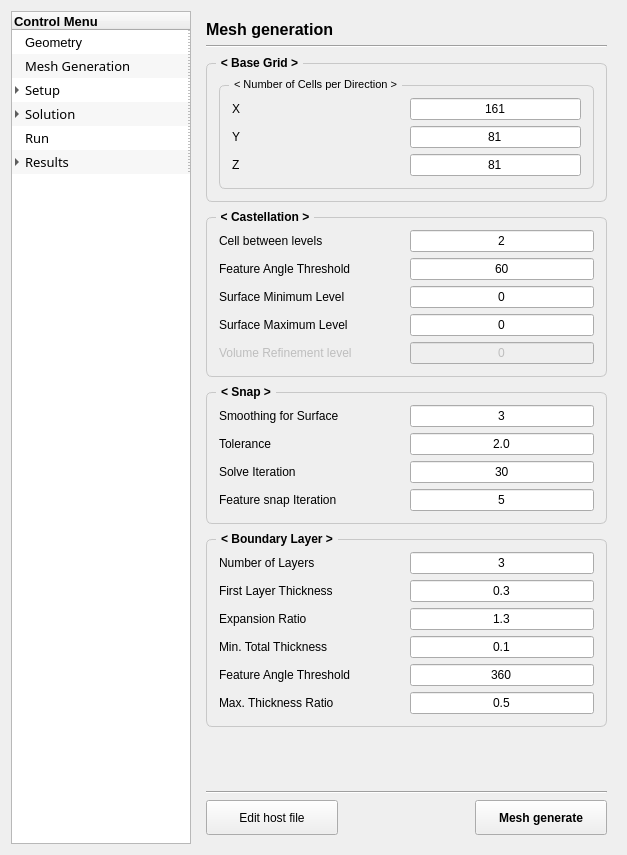
Before: the Qt Designer form view/main/center_form.ui in thisisHenney/BipropThrust, drawn with Qt 5.
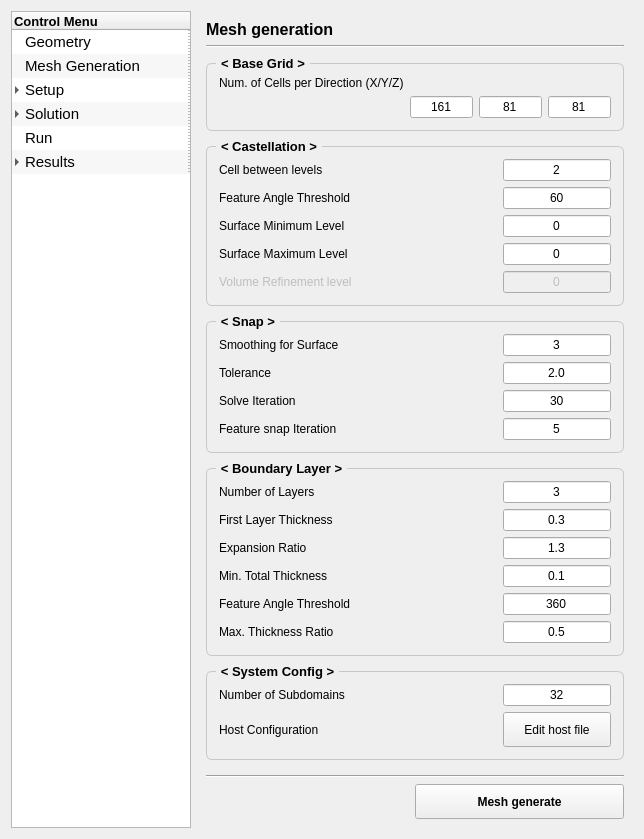
After: the same form once the commit is applied. The open tabs and pages were chosen to show the change.

Commit message:
Improve mesh generation with individual command execution and progress tracking
- Replace single script with individual commands for better progress tracking [1/9] to [9/9]
- Add OpenFOAM wrapper script (of_cmd.sh) to source environment for each command
- Add shell wrapper (shell_cmd.sh) for glob pattern expansion
- Update decomposeParDict numberOfSubdomains from UI input
- Set default numberOfSubdomains to CPU count / 2
- Fix button text restoration to "Mesh generate"
- Fix AdvancedGroupBox_2 attribute error in geometry_view.py
- Copy STL files from case_data instead of glob pattern

```diff
--- a/view/main/center_form.ui
+++ b/view/main/center_form.ui
@@ -6,8 +6,8 @@
    <rect>
     <x>0</x>
     <y>0</y>
-    <width>627</width>
-    <height>855</height>
+    <width>644</width>
+    <height>839</height>
    </rect>
   </property>
   <property name="windowTitle">
@@ -113,6 +113,11 @@
           <property name="text">
            <string>Geometry</string>
           </property>
+          <property name="font">
+           <font>
+            <pointsize>11</pointsize>
+           </font>
+          </property>
          </item>
          <item>
           <property name="text">
@@ -120,8 +125,8 @@
           </property>
           <property name="font">
            <font>
-            <family>맑은 고딕</family>
-            <pointsize>10</pointsize>
+            <family>Ubuntu</family>
+            <pointsize>11</pointsize>
             <bold>false</bold>
             <kerning>true</kerning>
            </font>
@@ -133,8 +138,8 @@
           </property>
           <property name="font">
            <font>
-            <family>맑은 고딕</family>
-            <pointsize>10</pointsize>
+            <family>Ubuntu</family>
+            <pointsize>11</pointsize>
             <bold>false</bold>
            </font>
           </property>
@@ -165,8 +170,8 @@
           </property>
           <property name="font">
            <font>
-            <family>맑은 고딕</family>
-            <pointsize>10</pointsize>
+            <family>Ubuntu</family>
+            <pointsize>11</pointsize>
             <bold>false</bold>
            </font>
           </property>
@@ -187,8 +192,8 @@
           </property>
           <property name="font">
            <font>
-            <family>맑은 고딕</family>
-            <pointsize>10</pointsize>
+            <family>Ubuntu</family>
+            <pointsize>11</pointsize>
             <bold>false</bold>
            </font>
           </property>
@@ -199,8 +204,8 @@
           </property>
           <property name="font">
            <font>
-            <family>맑은 고딕</family>
-            <pointsize>10</pointsize>
+            <family>Ubuntu</family>
+            <pointsize>11</pointsize>
             <bold>false</bold>
            </font>
           </property>
@@ -642,8 +647,8 @@
                <rect>
                 <x>0</x>
                 <y>0</y>
-                <width>407</width>
-                <height>736</height>
+                <width>420</width>
+                <height>716</height>
                </rect>
               </property>
               <layout class="QVBoxLayout" name="verticalLayout_5">
@@ -675,7 +680,7 @@
                  </property>
                  <property name="font">
                   <font>
-                   <pointsize>9</pointsize>
+                   <pointsize>10</pointsize>
                    <bold>true</bold>
                   </font>
                  </property>
@@ -703,143 +708,107 @@
                  <property name="checked">
                   <bool>false</bool>
                  </property>
-                 <layout class="QVBoxLayout" name="verticalLayout_11">
+                 <layout class="QGridLayout" name="gridLayout_10" columnstretch="1,0">
                   <property name="leftMargin">
                    <number>9</number>
                   </property>
-                  <item>
-                   <widget class="QGroupBox" name="basegridBox">
+                  <item row="1" column="1">
+                   <layout class="QHBoxLayout" name="horizontalLayout_8">
+                    <item>
+                     <widget class="QLineEdit" name="lineEdit_basegrid_x">
+                      <property name="sizePolicy">
+                       <sizepolicy hsizetype="Expanding" vsizetype="Fixed">
+                        <horstretch>0</horstretch>
+                        <verstretch>0</verstretch>
+                       </sizepolicy>
+                      </property>
+                      <property name="font">
+                       <font>
+                        <pointsize>9</pointsize>
+                        <bold>false</bold>
+                       </font>
+                      </property>
+                      <property name="text">
+                       <string>161</string>
+                      </property>
+                      <property name="alignment">
+                       <set>Qt::AlignmentFlag::AlignCenter</set>
+                      </property>
+                     </widget>
+                    </item>
+                    <item>
+                     <widget class="QLineEdit" name="lineEdit_basegrid_y">
+                      <property name="sizePolicy">
+                       <sizepolicy hsizetype="Expanding" vsizetype="Fixed">
+                        <horstretch>0</horstretch>
+                        <verstretch>0</verstretch>
+                       </sizepolicy>
+                      </property>
+                      <property name="font">
+                       <font>
+                        <pointsize>9</pointsize>
+                        <bold>false</bold>
+                       </font>
+                      </property>
+                      <property name="text">
+                       <string>81</string>
+                      </property>
+                      <property name="alignment">
+                       <set>Qt::AlignmentFlag::AlignCenter</set>
+                      </property>
+                     </widget>
+                    </item>
+                    <item>
+                     <widget class="QLineEdit" name="lineEdit_basegrid_z">
+                      <property name="sizePolicy">
+                       <sizepolicy hsizetype="Expanding" vsizetype="Fixed">
+                        <horstretch>0</horstretch>
+                        <verstretch>0</verstretch>
+                       </sizepolicy>
+                      </property>
+                      <property name="font">
+                       <font>
+                        <pointsize>9</pointsize>
+                        <bold>false</bold>
+                       </font>
+                      </property>
+                      <property name="text">
+                       <string>81</string>
+                      </property>
+                      <property name="alignment">
+                       <set>Qt::AlignmentFlag::AlignCenter</set>
+                      </property>
+                     </widget>
+                    </item>
+                   </layout>
+                  </item>
+                  <item row="1" column="0">
+                   <spacer name="horizontalSpacer">
+                    <property name="orientation">
+                     <enum>Qt::Orientation::Horizontal</enum>
+                    </property>
+                    <property name="sizeHint" stdset="0">
+                     <size>
+                      <width>0</width>
+                      <height>20</height>
+                     </size>
+                    </property>
+                   </spacer>
+                  </item>
+                  <item row="0" column="0">
+                   <widget class="QLabel" name="label_50">
                     <property name="font">
                      <font>
-                      <pointsize>8</pointsize>
+                      <pointsize>9</pointsize>
                       <bold>false</bold>
                      </font>
                     </property>
-                    <property name="styleSheet">
-                     <string notr="true">QGroupBox {
-    border: 1px solid;
-    border-radius: 6;
-    margin-top: 9;
-    border-color : #c8c8c8;
-	padding: 3;   
-}
-QGroupBox::title {
-    subcontrol-origin: margin;
-    subcontrol-position: top left;
-    left: 10;
-    padding: 2 3;
-}</string>
+                    <property name="text">
+                     <string>Num. of Cells per Direction (X/Y/Z)</string>
                     </property>
-                    <property name="title">
-                     <string>&lt; Number of Cells per Direction &gt;</string>
+                    <property name="alignment">
+                     <set>Qt::AlignmentFlag::AlignLeading|Qt::AlignmentFlag::AlignLeft|Qt::AlignmentFlag::AlignVCenter</set>
                     </property>
-                    <layout class="QGridLayout" name="gridLayout_10" columnstretch="1,1">
-                     <item row="1" column="0">
-                      <widget class="QLabel" name="label_48">
-                       <property name="font">
-                        <font>
-                         <pointsize>9</pointsize>
-                         <bold>false</bold>
-                        </font>
-                       </property>
-                       <property name="text">
-                        <string>Y</string>
-                       </property>
-                      </widget>
-                     </item>
-                     <item row="0" column="0">
-                      <widget class="QLabel" name="label_50">
-                       <property name="font">
-                        <font>
-                         <pointsize>9</pointsize>
-                         <bold>false</bold>
-                        </font>
-                       </property>
-                       <property name="text">
-                        <string>X</string>
-                       </property>
-                      </widget>
-                     </item>
-                     <item row="2" column="0">
-                      <widget class="QLabel" name="label_49">
-                       <property name="font">
-                        <font>
-                         <pointsize>9</pointsize>
-                         <bold>false</bold>
-                        </font>
-                       </property>
-                       <property name="text">
-                        <string>Z</string>
-                       </property>
-                      </widget>
-                     </item>
-                     <item row="0" column="1">
-                      <widget class="QLineEdit" name="lineEdit_basegrid_x">
-                       <property name="sizePolicy">
-                        <sizepolicy hsizetype="Expanding" vsizetype="Fixed">
-                         <horstretch>0</horstretch>
-                         <verstretch>0</verstretch>
-                        </sizepolicy>
-                       </property>
-                       <property name="font">
-                        <font>
-                         <pointsize>9</pointsize>
-                         <bold>false</bold>
-                        </font>
-                       </property>
-                       <property name="text">
-                        <string>161</string>
-                       </property>
-                       <property name="alignment">
-                        <set>Qt::AlignmentFlag::AlignCenter</set>
-                       </property>
-                      </widget>
-                     </item>
-                     <item row="1" column="1">
-                      <widget class="QLineEdit" name="lineEdit_basegrid_y">
-                       <property name="sizePolicy">
-                        <sizepolicy hsizetype="Expanding" vsizetype="Fixed">
-                         <horstretch>0</horstretch>
-                         <verstretch>0</verstretch>
-                        </sizepolicy>
-                       </property>
-                       <property name="font">
-                        <font>
-                         <pointsize>9</pointsize>
-                         <bold>false</bold>
-                        </font>
-                       </property>
-                       <property name="text">
-                        <string>81</string>
-                       </property>
-                       <property name="alignment">
-                        <set>Qt::AlignmentFlag::AlignCenter</set>
-                       </property>
-                      </widget>
-                     </item>
-                     <item row="2" column="1">
-                      <widget class="QLineEdit" name="lineEdit_basegrid_z">
-                       <property name="sizePolicy">
-                        <sizepolicy hsizetype="Expanding" vsizetype="Fixed">
-                         <horstretch>0</horstretch>
-                         <verstretch>0</verstretch>
-                        </sizepolicy>
-                       </property>
-                       <property name="font">
-                        <font>
-                         <pointsize>9</pointsize>
-                         <bold>false</bold>
-                        </font>
-                       </property>
-                       <property name="text">
-                        <string>81</string>
-                       </property>
-                       <property name="alignment">
-                        <set>Qt::AlignmentFlag::AlignCenter</set>
-                       </property>
-                      </widget>
-                     </item>
-                    </layout>
                    </widget>
                   </item>
                  </layout>
@@ -849,7 +818,7 @@
                 <widget class="QGroupBox" name="boundaryGroupBox">
                  <property name="font">
                   <font>
-                   <pointsize>9</pointsize>
+                   <pointsize>10</pointsize>
                    <bold>true</bold>
                   </font>
                  </property>
@@ -871,7 +840,7 @@
                  <property name="title">
                   <string>&lt; Castellation &gt;</string>
                  </property>
-                 <layout class="QGridLayout" name="gridLayout_11" columnstretch="1,1">
+                 <layout class="QGridLayout" name="gridLayout_11" columnstretch="1,0">
                   <item row="3" column="1">
                    <widget class="QLineEdit" name="edit_castellation_3">
                     <property name="sizePolicy">
@@ -1063,7 +1032,7 @@
                  </property>
                  <property name="font">
                   <font>
-                   <pointsize>9</pointsize>
+                   <pointsize>10</pointsize>
                    <bold>true</bold>
                   </font>
                  </property>
@@ -1091,7 +1060,7 @@
                  <property name="checked">
                   <bool>false</bool>
                  </property>
-                 <layout class="QGridLayout" name="gridLayout_12" columnstretch="1,1">
+                 <layout class="QGridLayout" name="gridLayout_12" columnstretch="1,0">
                   <property name="topMargin">
                    <number>9</number>
                   </property>
@@ -1248,7 +1217,7 @@
                  </property>
                  <property name="font">
                   <font>
-                   <pointsize>9</pointsize>
+                   <pointsize>10</pointsize>
                    <bold>true</bold>
                   </font>
                  </property>
@@ -1276,7 +1245,7 @@
                  <property name="checked">
                   <bool>false</bool>
                  </property>
-                 <layout class="QGridLayout" name="gridLayout_13" columnstretch="1,1">
+                 <layout class="QGridLayout" name="gridLayout_13" columnstretch="1,0">
                   <property name="topMargin">
                    <number>9</number>
                   </property>
@@ -1496,6 +1465,124 @@
                  </layout>
                 </widget>
                </item>
+               <item>
+                <widget class="QGroupBox" name="groupBox_16">
+                 <property name="enabled">
+                  <bool>true</bool>
+                 </property>
+                 <property name="font">
+                  <font>
+                   <pointsize>10</pointsize>
+                   <bold>true</bold>
+                  </font>
+                 </property>
+                 <property name="styleSheet">
+                  <string notr="true">QGroupBox {
+    border: 1px solid;
+    border-radius: 6;
+    margin-top: 9;
+    border-color : #c8c8c8;
+	padding: 3;   
+}
+QGroupBox::title {
+    subcontrol-origin: margin;
+    subcontrol-position: top left;
+    left: 10;
+    padding: 2 3;
+}</string>
+                 </property>
+                 <property name="title">
+                  <string>&lt; System Config &gt;</string>
+                 </property>
+                 <property name="checkable">
+                  <bool>false</bool>
+                 </property>
+                 <property name="checked">
+                  <bool>false</bool>
+                 </property>
+                 <layout class="QGridLayout" name="gridLayout_17" columnstretch="1,0">
+                  <property name="topMargin">
+                   <number>9</number>
+                  </property>
+                  <property name="bottomMargin">
+                   <number>9</number>
+                  </property>
+                  <item row="1" column="0">
+                   <widget class="QLabel" name="label_84">
+                    <property name="font">
+                     <font>
+                      <pointsize>9</pointsize>
+                      <bold>false</bold>
+                     </font>
+                    </property>
+                    <property name="text">
+                     <string>Host Configuration</string>
+                    </property>
+                   </widget>
+                  </item>
+                  <item row="0" column="0">
+                   <widget class="QLabel" name="label_66">
+                    <property name="font">
+                     <font>
+                      <pointsize>9</pointsize>
+                      <bold>false</bold>
+                     </font>
+                    </property>
+                    <property name="text">
+                     <string>Number of Subdomains </string>
+                    </property>
+                   </widget>
+                  </item>
+                  <item row="0" column="1">
+                   <widget class="QLineEdit" name="edit_number_of_subdomains">
+                    <property name="sizePolicy">
+                     <sizepolicy hsizetype="Expanding" vsizetype="Fixed">
+                      <horstretch>0</horstretch>
+                      <verstretch>0</verstretch>
+                     </sizepolicy>
+                    </property>
+                    <property name="font">
+                     <font>
+                      <pointsize>9</pointsize>
+                      <bold>false</bold>
+                     </font>
+                    </property>
+                    <property name="text">
+                     <string>32</string>
+                    </property>
+                    <property name="alignment">
+                     <set>Qt::AlignmentFlag::AlignCenter</set>
+                    </property>
+                   </widget>
+                  </item>
+                  <item row="1" column="1">
+                   <widget class="QPushButton" name="button_edit_hostfile_mesh">
+                    <property name="sizePolicy">
+                     <sizepolicy hsizetype="Expanding" vsizetype="Fixed">
+                      <horstretch>0</horstretch>
+                      <verstretch>0</verstretch>
+                     </sizepolicy>
+                    </property>
+                    <property name="minimumSize">
+                     <size>
+                      <width>0</width>
+                      <height>35</height>
+                     </size>
+                    </property>
+                    <property name="font">
+                     <font>
+                      <pointsize>9</pointsize>
+                      <bold>false</bold>
+                     </font>
+                    </property>
+                    <property name="text">
+                     <string>Edit host file</string>
+                    </property>
+                   </widget>
+                  </item>
+                 </layout>
+                </widget>
+               </item>
                <item>
                 <spacer name="verticalSpacer_9">
                  <property name="orientation">
@@ -1528,31 +1615,6 @@
              <property name="topMargin">
               <number>0</number>
              </property>
-             <item>
-              <widget class="QPushButton" name="button_edit_hostfile_mesh">
-               <property name="sizePolicy">
-                <sizepolicy hsizetype="Expanding" vsizetype="Fixed">
-                 <horstretch>0</horstretch>
-                 <verstretch>0</verstretch>
-                </sizepolicy>
-               </property>
-               <property name="minimumSize">
-                <size>
-                 <width>0</width>
-                 <height>35</height>
-                </size>
-               </property>
-               <property name="font">
-                <font>
-                 <pointsize>9</pointsize>
-                 <bold>false</bold>
-                </font>
-               </property>
-               <property name="text">
-                <string>Edit host file</string>
-               </property>
-              </widget>
-             </item>
              <item>
               <spacer name="horizontalSpacer_71">
                <property name="orientation">
@@ -3997,51 +4059,6 @@
              </layout>
             </widget>
            </item>
-           <item>
-            <layout class="QHBoxLayout" name="horizontalLayout_8">
-             <property name="topMargin">
-              <number>0</number>
-             </property>
-             <item>
-              <spacer name="horizontalSpacer">
-               <property name="orientation">
-                <enum>Qt::Orientation::Horizontal</enum>
-               </property>
-               <property name="sizeHint" stdset="0">
-                <size>
-                 <width>40</width>
-                 <height>20</height>
-                </size>
-               </property>
-              </spacer>
-             </item>
-             <item>
-              <widget class="QPushButton" name="button_edit_hostfile_run">
-               <property name="sizePolicy">
-                <sizepolicy hsizetype="Expanding" vsizetype="Fixed">
-                 <horstretch>0</horstretch>
-                 <verstretch>0</verstretch>
-                </sizepolicy>
-               </property>
-               <property name="minimumSize">
-                <size>
-                 <width>0</width>
-                 <height>30</height>
-                </size>
-               </property>
-               <property name="font">
-                <font>
-                 <pointsize>9</pointsize>
-                 <bold>false</bold>
-                </font>
-               </property>
-               <property name="text">
-                <string>Edit host file</string>
-               </property>
-              </widget>
-             </item>
-            </layout>
-           </item>
            <item>
             <widget class="Line" name="line_10">
              <property name="orientation">
```
Left out of the diff: 1209 changed lines with no effect on the pictures. The commit also changes 6 other files.
